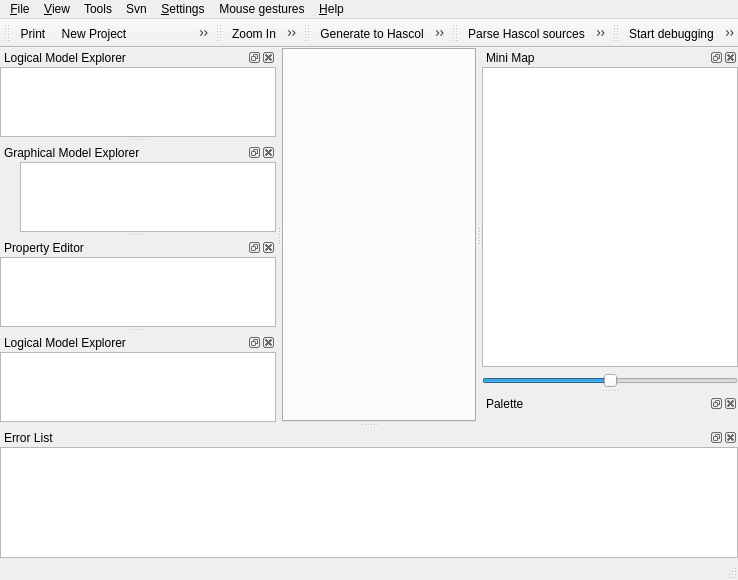
This is qrgui/mainwindow/mainWindow.ui in qreal/qreal as Qt 5 draws it before an edit. The edited form follows.
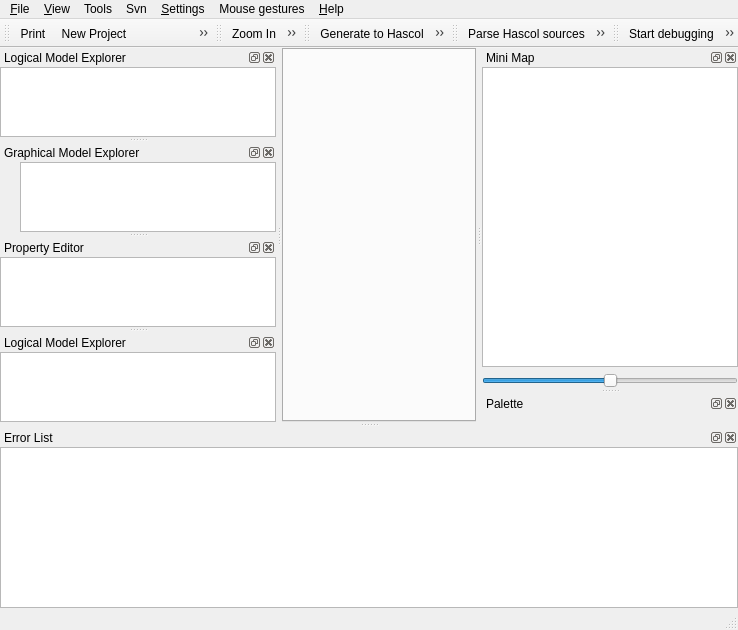
This is the edited form. Icons and pictures are not drawn. Custom widgets are drawn as their Qt base class.

Patch:
```diff
--- a/qrgui/mainwindow/mainWindow.ui
+++ b/qrgui/mainwindow/mainWindow.ui
@@ -7,7 +7,7 @@
     <x>0</x>
     <y>0</y>
     <width>738</width>
-    <height>580</height>
+    <height>630</height>
    </rect>
   </property>
   <property name="windowTitle">
```
Left out of the diff: 20 changed lines with no effect on the pictures.
